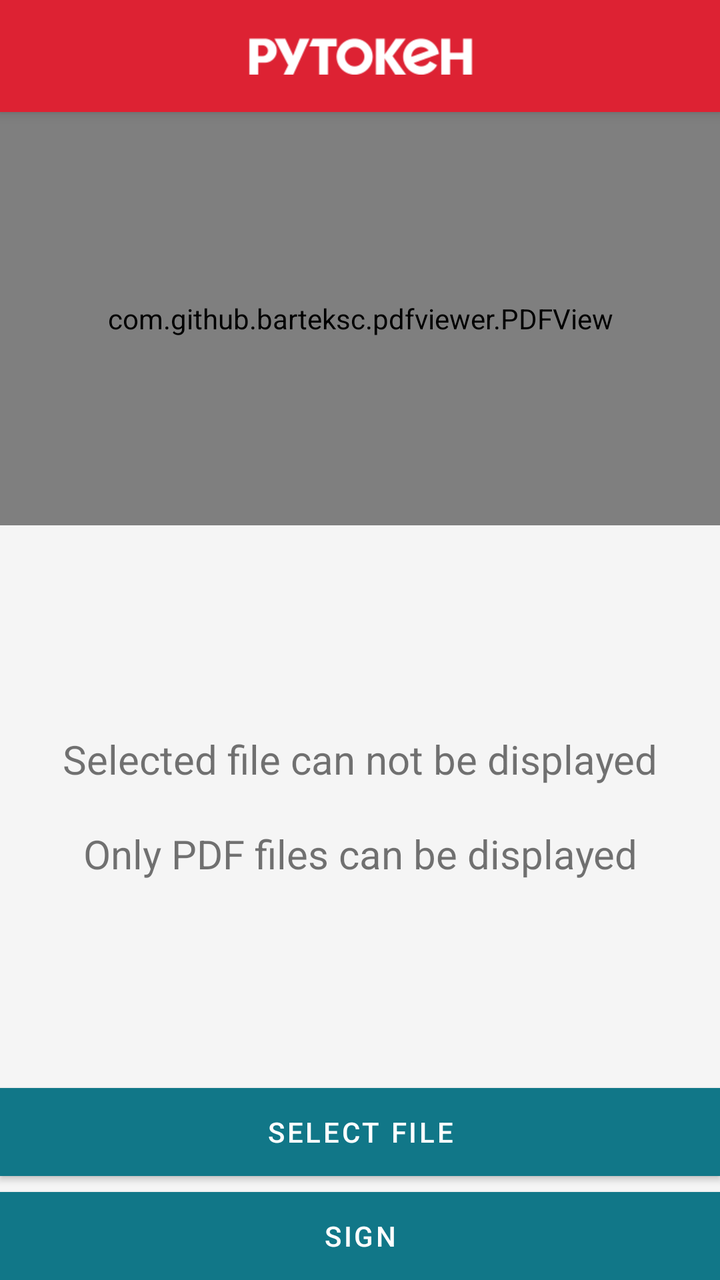
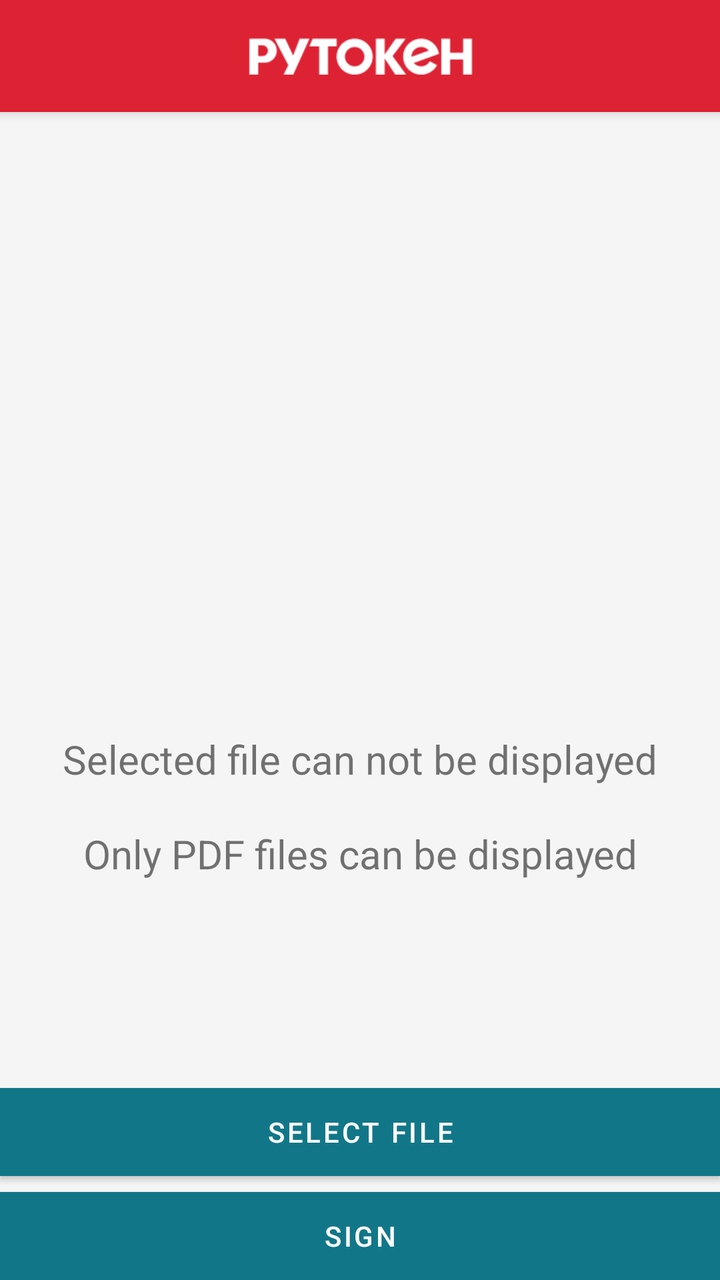

The first picture is an Android layout as it rendered before a commit; the second is the same layout after the commit. The layout source and the unified diff follow.
<!-- AndroidManifest.xml: application theme AppTheme -->
<!-- res/layout/fragment_document.xml -->
<?xml version="1.0" encoding="utf-8"?>
<LinearLayout xmlns:android="http://schemas.android.com/apk/res/android"
    xmlns:app="http://schemas.android.com/apk/res-auto"
    android:layout_width="match_parent"
    android:layout_height="match_parent"
    android:orientation="vertical">

    <include
        android:id="@+id/toolbarLayout"
        layout="@layout/toolbar"
        android:layout_width="match_parent"
        android:layout_height="wrap_content" />

    <com.github.barteksc.pdfviewer.PDFView
        android:id="@+id/documentPdfView"
        android:layout_width="match_parent"
        android:layout_height="0dp"
        android:layout_weight="1" />

    <TextView
        android:id="@+id/unsupportedFileSelected"
        android:layout_width="match_parent"
        android:layout_height="wrap_content"
        android:layout_weight="1"
        android:gravity="center"
        android:text="@string/can_not_display_file"
        android:textSize="20sp" />

    <Button
        android:id="@+id/selectButton"
        android:layout_width="match_parent"
        android:layout_height="wrap_content"
        android:insetTop="0dp"
        android:insetBottom="4dp"
        android:text="@string/select_file"
        app:backgroundTint="?attr/colorSecondary"
        app:shapeAppearance="?attr/shapeAppearanceLargeComponent" />

    <Button
        android:id="@+id/signButton"
        android:layout_width="match_parent"
        android:layout_height="wrap_content"
        android:insetTop="4dp"
        android:insetBottom="0dp"
        android:text="@string/sign"
        app:backgroundTint="?attr/colorSecondary"
        app:shapeAppearance="?attr/shapeAppearanceLargeComponent" />

</LinearLayout>
<!-- res/layout/toolbar.xml (included above) -->
<?xml version="1.0" encoding="utf-8"?>
<com.google.android.material.appbar.MaterialToolbar xmlns:android="http://schemas.android.com/apk/res/android"
    xmlns:app="http://schemas.android.com/apk/res-auto"
    android:id="@+id/toolbar"
    style="@style/Widget.MaterialComponents.Toolbar.Primary"
    android:layout_width="match_parent"
    android:layout_height="wrap_content"
    android:height="?attr/actionBarSize">

    <ImageView
        android:layout_width="wrap_content"
        android:layout_height="wrap_content"
        android:layout_gravity="center"
        android:contentDescription="@string/rutoken"
        app:srcCompat="@drawable/logo" />

</com.google.android.material.appbar.MaterialToolbar>
<!-- resources referenced by this layout -->
<resources>
  <!-- drawable logo: png bitmap (drawable-hdpi, 3624 bytes) -->
  <string name="can_not_display_file">Selected file can not be displayed\n\nOnly PDF files can be displayed</string>
  <string name="rutoken">Rutoken</string>
  <string name="select_file">Select file</string>
  <string name="sign">Sign</string>
  <style name="AppTheme" parent="Theme.MaterialComponents.Light.NoActionBar">
          <item name="colorPrimary">@color/rutokenRed</item>
          <item name="colorPrimaryVariant">@color/rutokenRed</item>
          <item name="colorOnPrimary">@color/rutokenWhite</item>
          <item name="colorSecondary">@color/rutokenBlue</item>
          <item name="colorSecondaryVariant">@color/rutokenBlue</item>
          <item name="colorOnSecondary">@color/rutokenWhite</item>
          <item name="colorSurface">@color/rutokenWhite</item>
          <item name="colorOnSurface">@color/rutokenBlue</item>
          <item name="android:colorBackground">@color/rutokenGray</item>
          <item name="android:statusBarColor">@color/rutokenRed</item>
          <item name="textInputStyle">@style/TextInputLayoutTheme</item>
          <item name="materialAlertDialogTheme">@style/DialogTheme</item>
          <item name="android:textCursorDrawable">@drawable/cursor</item>
      </style>
  <color name="rutokenRed">#DD2233</color>
  <color name="rutokenWhite">#FFFFFF</color>
  <color name="rutokenBlue">#117788</color>
  <color name="rutokenGray">#F5F5F5</color>
  <style name="TextInputLayoutTheme" parent="Widget.MaterialComponents.TextInputLayout.OutlinedBox">
          <item name="boxStrokeColor">@color/rutokenBlue</item>
          <item name="hintTextColor">@color/rutokenBlue</item>
      </style>
  <style name="DialogTheme" parent="ThemeOverlay.MaterialComponents.Dialog.Alert">
          <item name="buttonBarNegativeButtonStyle">@style/NegativeButtonStyle</item>
          <item name="buttonBarPositiveButtonStyle">@style/PositiveButtonStyle</item>
      </style>
  <!-- drawable cursor (drawable) -->
  <?xml version="1.0" encoding="utf-8"?>
  <shape xmlns:android="http://schemas.android.com/apk/res/android">
      <size android:width="2dp" />
      <solid android:color="@color/rutokenBlue" />
  </shape>
  <style name="NegativeButtonStyle" parent="Widget.MaterialComponents.Button.TextButton.Dialog">
          <item name="android:textColor">#888888</item>
      </style>
  <style name="PositiveButtonStyle" parent="Widget.MaterialComponents.Button.TextButton.Dialog">
          <item name="android:textColor">@color/dialog_button_color_selector</item>
      </style>
</resources>

<!-- the commit's change to res/layout/fragment_document.xml (unified diff, before → after) -->
@@ -11,11 +11,12 @@
         android:layout_width="match_parent"
         android:layout_height="wrap_content" />
 
-    <com.github.barteksc.pdfviewer.PDFView
-        android:id="@+id/documentPdfView"
+    <androidx.recyclerview.widget.RecyclerView
+        android:id="@+id/documentPdfRecyclerView"
         android:layout_width="match_parent"
         android:layout_height="0dp"
-        android:layout_weight="1" />
+        android:layout_weight="1"
+        app:layoutManager="androidx.recyclerview.widget.LinearLayoutManager" />
 
     <TextView
         android:id="@+id/unsupportedFileSelected"
